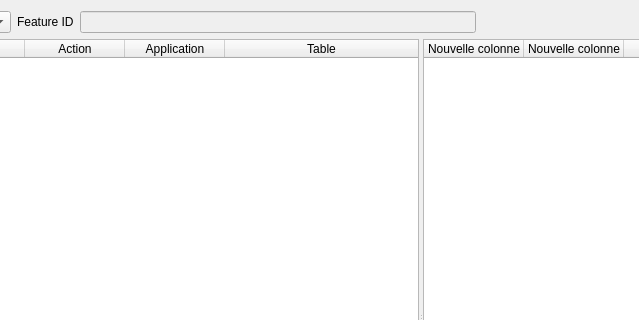
Qt form history_viewer/event_dialog.ui (qwat/QWAT) before a commit; both pictures show x 87 to 726 and y 0 to 320 of the 1016 by 616 pixel window.
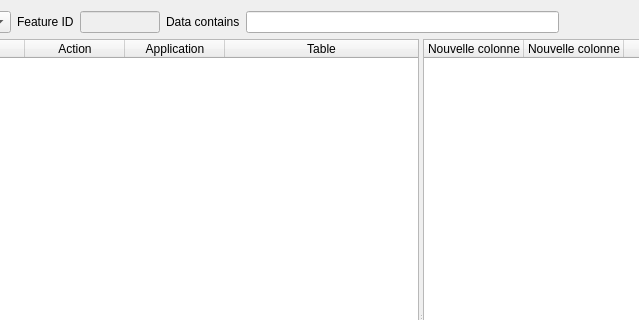
The same form after that commit. Icons and pictures are not drawn. Custom widgets are drawn as their Qt base class.

Commit message: Allow to filter by data content

```diff
--- a/history_viewer/event_dialog.ui
+++ b/history_viewer/event_dialog.ui
@@ -44,6 +44,26 @@
        <property name="enabled">
         <bool>false</bool>
        </property>
+       <property name="maximumSize">
+        <size>
+         <width>80</width>
+         <height>16777215</height>
+        </size>
+       </property>
+      </widget>
+     </item>
+     <item>
+      <widget class="QLabel" name="label_3">
+       <property name="text">
+        <string>Data contains</string>
+       </property>
+      </widget>
+     </item>
+     <item>
+      <widget class="QLineEdit" name="dataEdit">
+       <property name="enabled">
+        <bool>true</bool>
+       </property>
       </widget>
      </item>
      <item>
```
The commit also changes 1 other file.
